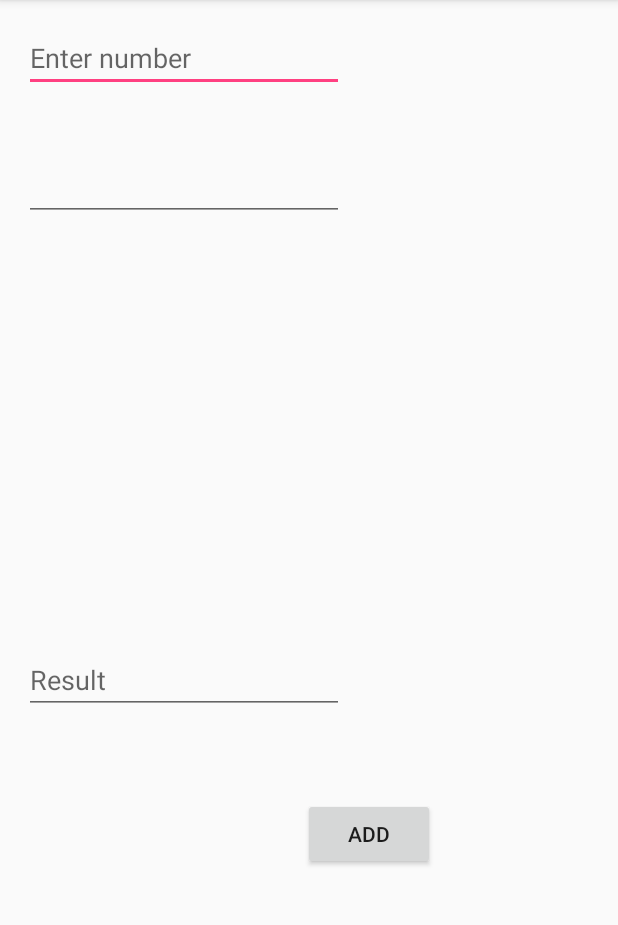
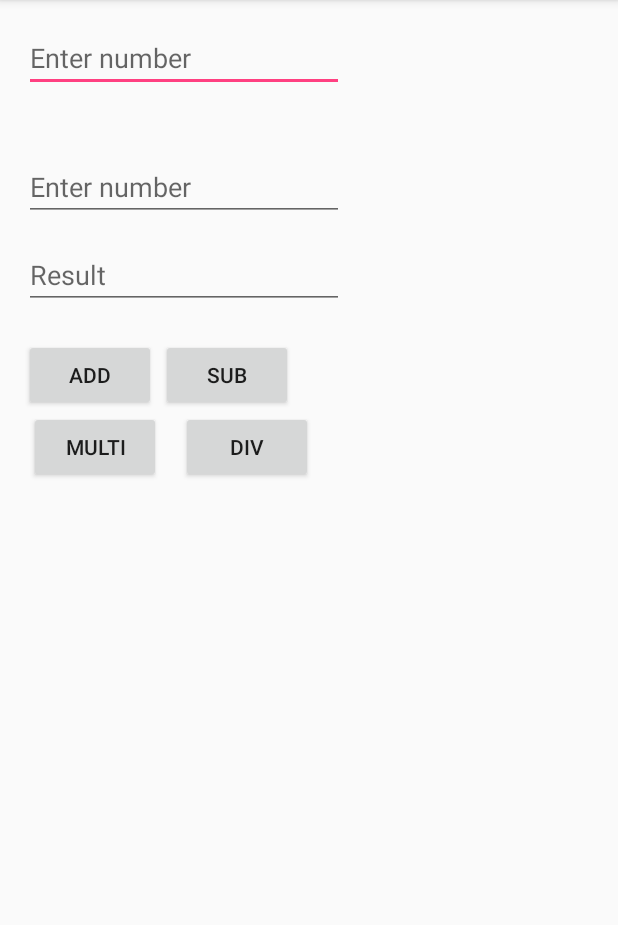
Before and after one commit to hareeshshinde/new-android, an Android app: the screen it shows after launch (MainActivity), on a phone screen of 412 x 824 dp, the part 84-1009 px from its top. Run offline under Robolectric (Android 15) with nearby library versions, the phone set to English and light mode, and no system bars.

Commit message:
add,sub,mul,div of two numbers with java 8

```diff
--- a/addnumbers/src/main/res/layout/activity_main.xml
+++ b/addnumbers/src/main/res/layout/activity_main.xml
@@ -7,18 +7,6 @@
     android:paddingRight="@dimen/activity_horizontal_margin"
     android:paddingTop="@dimen/activity_vertical_margin"
     tools:context="hareesh.com.addnumbers.MainActivity">
-
-    <Button
-        android:text="Add"
-        android:layout_width="wrap_content"
-        android:layout_height="wrap_content"
-        android:id="@+id/btnok"
-        android:layout_alignParentBottom="true"
-        android:layout_alignParentRight="true"
-        android:layout_alignParentEnd="true"
-        android:layout_marginRight="106dp"
-        android:layout_marginEnd="106dp"
-        android:layout_marginBottom="172dp" />
 
     <EditText
         android:layout_width="wrap_content"
@@ -37,21 +25,64 @@
         android:layout_height="wrap_content"
         android:inputType="textPersonName"
         android:ems="10"
-        android:id="@+id/result"
-        android:hint="Result"
-        android:layout_above="@+id/btnok"
+        android:id="@+id/num2"
+        android:layout_below="@+id/num1"
         android:layout_alignParentLeft="true"
         android:layout_alignParentStart="true"
-        android:layout_marginBottom="56dp" />
+        android:layout_marginTop="19dp"
+        android:hint="Enter number" />
 
     <EditText
         android:layout_width="wrap_content"
         android:layout_height="wrap_content"
         android:inputType="textPersonName"
         android:ems="10"
-        android:id="@+id/num2"
-        android:layout_below="@+id/num1"
+        android:id="@+id/result"
+        android:hint="Result"
+        android:layout_below="@+id/num2"
         android:layout_alignParentLeft="true"
         android:layout_alignParentStart="true"
-        android:layout_marginTop="19dp" />
+        android:layout_marginTop="13dp" />
+
+    <Button
+        android:text="Add"
+        android:layout_width="wrap_content"
+        android:layout_height="wrap_content"
+        android:id="@+id/btnok"
+        android:layout_marginTop="65dp"
+        android:layout_alignTop="@+id/result"
+        android:layout_alignParentLeft="true"
+        android:layout_alignParentStart="true" />
+
+    <Button
+        android:text="Sub"
+        android:layout_width="wrap_content"
+        android:layout_height="wrap_content"
+        android:id="@+id/btnsub"
+        android:layout_alignBaseline="@+id/btnok"
+        android:layout_alignBottom="@+id/btnok"
+        android:layout_alignRight="@+id/result"
+        android:layout_alignEnd="@+id/result"
+        android:layout_marginRight="34dp"
+        android:layout_marginEnd="34dp" />
+
+    <Button
+        android:text="Multi"
+        android:layout_width="wrap_content"
+        android:layout_height="wrap_content"
+        android:id="@+id/btnmul"
+        android:layout_below="@+id/btnsub"
+        android:layout_toLeftOf="@+id/btnsub"
+        android:layout_toStartOf="@+id/btnsub" />
+
+    <Button
+        android:text="div"
+        android:layout_width="wrap_content"
+        android:layout_height="wrap_content"
+        android:layout_below="@+id/btnsub"
+        android:layout_toRightOf="@+id/btnmul"
+        android:layout_toEndOf="@+id/btnmul"
+        android:layout_marginLeft="13dp"
+        android:layout_marginStart="13dp"
+        android:id="@+id/btndiv" />
 </RelativeLayout>
```
Also changed, not shown: addnumbers/src/main/java/hareesh/com/addnumbers/MainActivity.java (+47 -0 lines).
